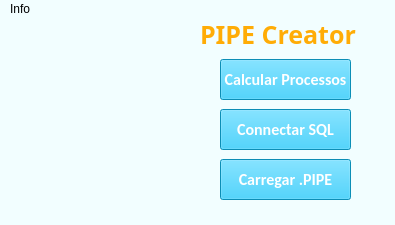
Before: the Qt Designer form Main.ui in willianqf/Program-PIPELINE-, drawn with Qt 5.
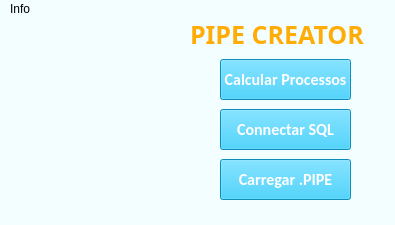
After: the same form once the commit is applied. Icons and pictures are not drawn.

Commit message:
Criação das Bibliotecas
Gerando gráficos de Gantt

Patch:
```diff
--- a/Main.ui
+++ b/Main.ui
@@ -33,7 +33,7 @@
    <string notr="true">background-color: rgb(242, 254, 255);
 selection-color: rgb(0, 0, 0);
 selection-background-color: rgb(158, 255, 131);
-</string>
+border-top-color: rgb(35, 255, 182);</string>
   </property>
   <property name="iconSize">
    <size>
@@ -142,9 +142,9 @@
    <widget class="QLabel" name="label">
     <property name="geometry">
      <rect>
-      <x>200</x>
+      <x>190</x>
       <y>0</y>
-      <width>191</width>
+      <width>201</width>
       <height>31</height>
      </rect>
     </property>
@@ -160,7 +160,7 @@
      <string notr="true">color: rgb(255, 172, 6);</string>
     </property>
     <property name="text">
-     <string>PIPE Creator</string>
+     <string>PIPE CREATOR</string>
     </property>
    </widget>
   </widget>
```
The commit also changes 2 other files.
